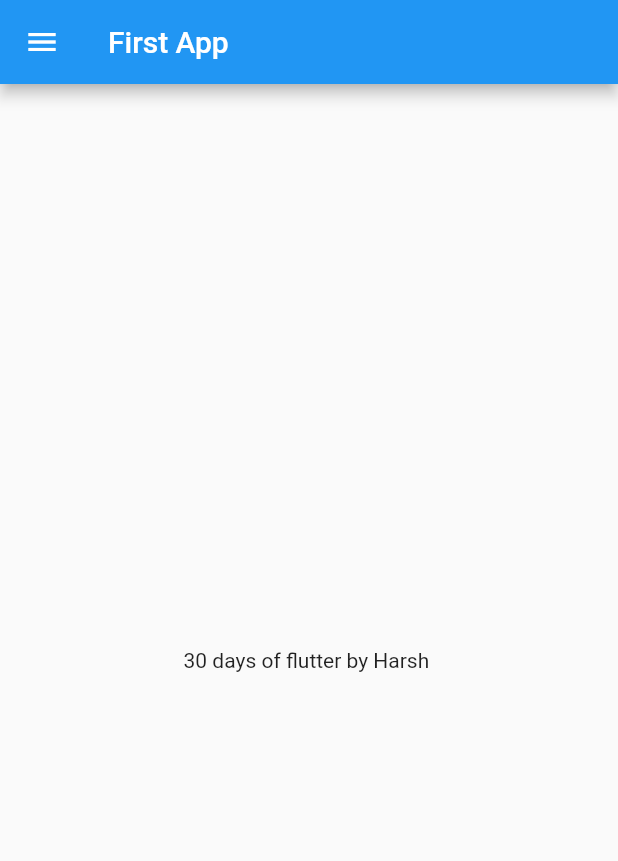
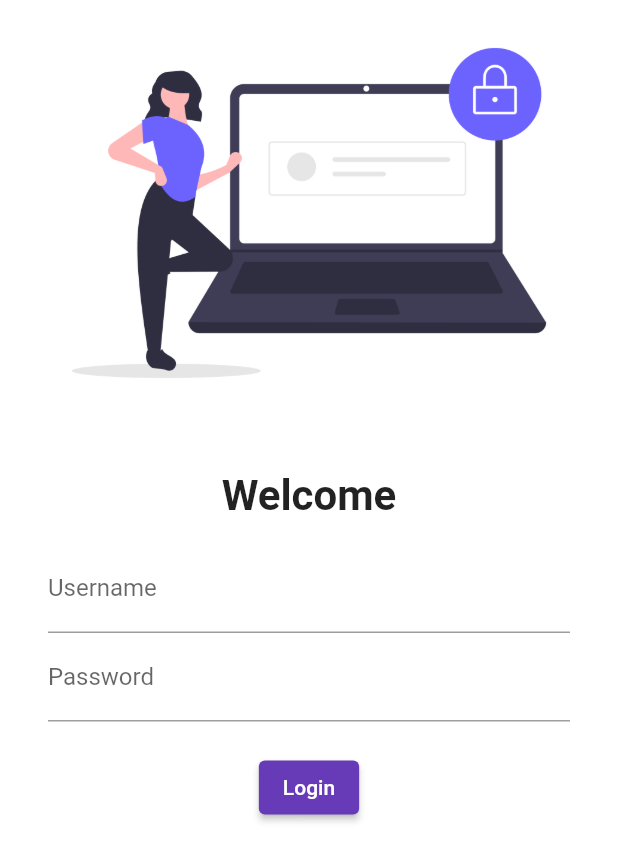
Before and after one commit to RAWMIC17/Shopping-App, a Flutter app: the screen it shows after launch, on a phone screen of 412 x 824 dp. Shown: the top 861 px of the screen. Run offline on Flutter 3.47's test engine with Material 2 defaults, Android fonts, the phone set to English and light mode, and no system bars; our stand-ins replace google_fonts.

Commit message:
day4 complete

```diff
--- a/lib/main.dart
+++ b/lib/main.dart
@@ -1,18 +1,32 @@
 import 'package:flutter/material.dart';
+import 'package:flutter_application_1/pages/Login.dart';
 import 'package:flutter_application_1/pages/home_page.dart';
+import 'package:google_fonts/google_fonts.dart';
 
 void main() {
-  // ignore: prefer_const_constructors
-  runApp(MyApp());
+  runApp(const MyApp());
 }
 
 class MyApp extends StatelessWidget {
+  const MyApp({super.key});
+
   @override
   Widget build(BuildContext context) {
-
-
     return MaterialApp(
-      home: Homepage(),
+      //home: Homepage(), //Removing the comment slasshes will result in errors
+      themeMode: ThemeMode.light, //Thememode dark or light
+      theme: ThemeData(primarySwatch: Colors.deepPurple),//primaryswatch library contains colors
+      darkTheme: ThemeData(
+       brightness: Brightness.dark,//overrides all colors to dark mode
+        primarySwatch: Colors.green,
+        fontFamily: GoogleFonts.lato().fontFamily,
+        ),//Dark theme properties
+        initialRoute: "/home",//changes the default the route
+        routes: { //"/" is show on screen first by default
+          "/" : (context)=>  HomePage(),//generates error, home also points to homepage, have to remove one
+          "/home":(context)=> LoginPage(),
+          "/login":(context)=> LoginPage()
+        },
     );
   }
 }
--- /dev/null
+++ b/lib/pages/Login.dart
@@ -0,0 +1,53 @@
+import 'package:flutter/material.dart';
+
+class LoginPage extends StatelessWidget {
+  @override
+  Widget build(BuildContext context) {
+    return Material(
+        color: Colors.white,
+        child: Column(
+          children: [
+            Image.asset(
+              "assets/img/login_image.png", //image
+              fit: BoxFit.cover,
+            ),
+            SizedBox(
+              //gap between image and text
+              height: 30.0,
+            ),
+            Text(
+              "Welcome", //text
+              style: TextStyle(
+                fontSize: 28,
+                fontWeight: FontWeight.bold,
+              ),
+            ),
+            Padding(
+              padding:
+                  const EdgeInsets.symmetric(vertical: 16.0, horizontal: 32.0),
+              child: Column(
+                children: [
+                  TextFormField(
+                    decoration: InputDecoration(
+                        hintText: "Enter Username", labelText: "Username"),
+                  ),
+                  TextFormField(
+                    obscureText: true,
+                    decoration: InputDecoration(
+                        hintText: "Enter Password", labelText: "Password"),
+                  ),
+                  SizedBox(
+                    height: 20.0,
+                  ),
+                  ElevatedButton(
+                      onPressed: () {print("Button Clicked!!");},
+                      child: Text("Login"),
+                      style: TextButton.styleFrom(),
+                      )
+                ],
+              ),
+            )
+          ],
+        ));
+  }
+}
--- a/lib/pages/home_page.dart
+++ b/lib/pages/home_page.dart
@@ -1,8 +1,11 @@
 import 'package:flutter/material.dart';
 
-class Homepage extends StatelessWidget {
+class HomePage extends StatelessWidget {
   final int days = 30;
   final String name = "Harsh";
+
+  const HomePage({super.key});
+
   /*double a = 3.14;
     bool isMale = true;
     num b = 30.5;        //takes both int and double
@@ -12,10 +15,9 @@ class Homepage extends StatelessWidget {
 
   @override
   Widget build(BuildContext context) {
-
     return Scaffold(
       appBar: AppBar(
-        title: Text("First App"),
+        title: const Text("First App"),
       ),
       body: Center(
         child: Container(
```
Also changed, not shown: pubspec.yaml (+4 -3 lines), assets/img/login_image.png (added), pubspec.lock, 2 other files. Lines whose indentation alone changed are shown as unchanged.
